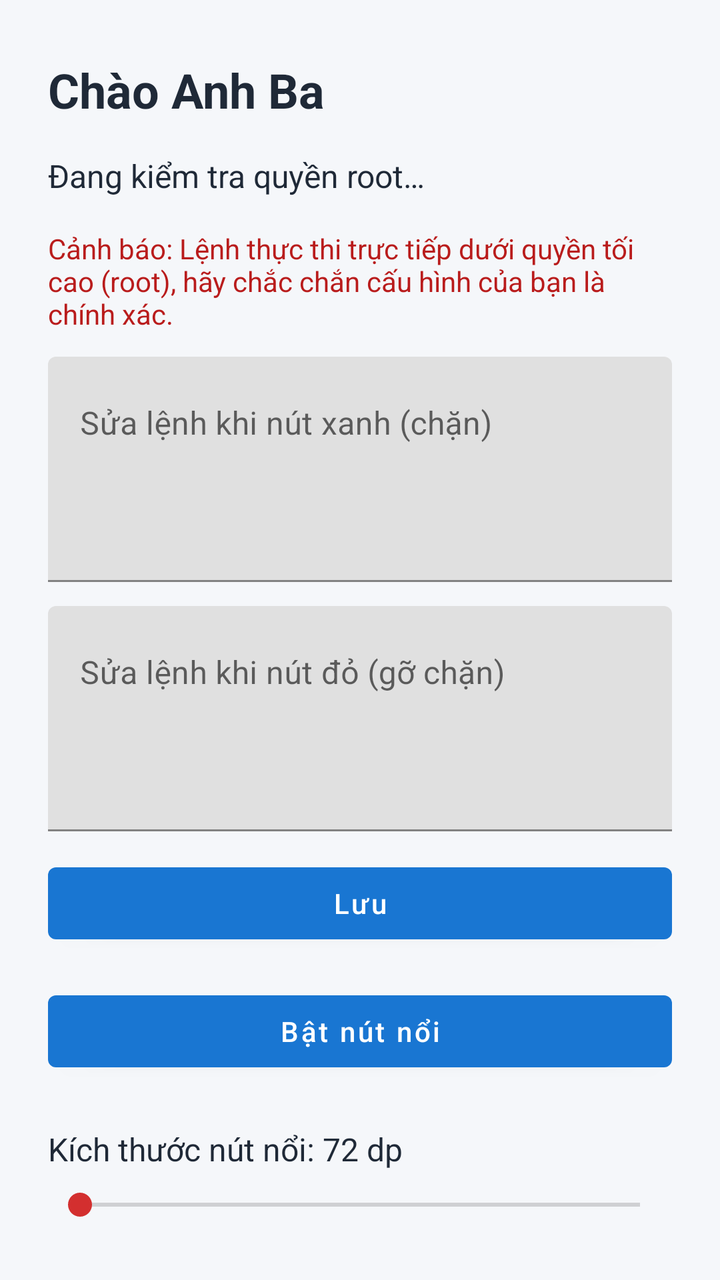
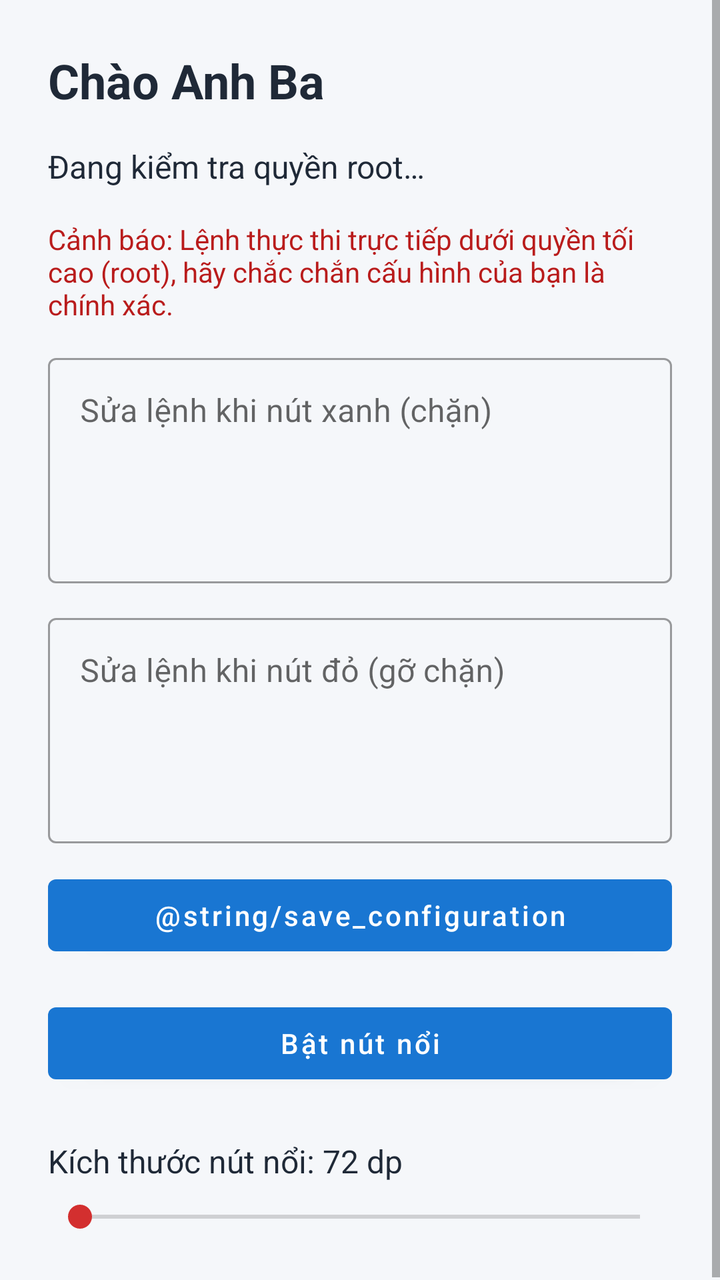

Before-and-after screenshots of an Android layout around one commit, followed by the original layout XML and the change that was made.
<!-- AndroidManifest.xml: application theme Theme.NutNoi -->
<!-- res/layout/activity_main.xml -->
<?xml version="1.0" encoding="utf-8"?>
<ScrollView xmlns:android="http://schemas.android.com/apk/res/android"
    xmlns:app="http://schemas.android.com/apk/res-auto"
    android:layout_width="match_parent"
    android:layout_height="match_parent"
    android:fillViewport="true"
    android:background="#F5F7FA">

    <LinearLayout
        android:layout_width="match_parent"
        android:layout_height="wrap_content"
        android:orientation="vertical"
        android:padding="24dp"
        android:gravity="center_vertical">

        <TextView
            android:layout_width="match_parent"
            android:layout_height="wrap_content"
            android:text="@string/greeting"
            android:textColor="#1F2937"
            android:textSize="24sp"
            android:textStyle="bold"
            android:layout_marginBottom="16dp" />

        <TextView
            android:id="@+id/rootStatus"
            android:layout_width="match_parent"
            android:layout_height="wrap_content"
            android:text="@string/root_status_checking"
            android:textColor="#1F2937"
            android:textSize="16sp"
            android:paddingBottom="16dp" />

        <TextView
            android:layout_width="match_parent"
            android:layout_height="wrap_content"
            android:text="@string/firewall_warning_short"
            android:textColor="#B91C1C"
            android:textSize="14sp"
            android:paddingBottom="12dp" />

        
        <com.google.android.material.textfield.TextInputLayout
            android:layout_width="match_parent"
            android:layout_height="wrap_content"
            android:hint="@string/edit_block_commands"
            android:layout_marginBottom="12dp"
            app:hintTextColor="#4B5563"
            style="@style/Widget.MaterialComponents.TextInputLayout.FilledBox">

            <com.google.android.material.textfield.TextInputEditText
                android:id="@+id/blockCommandsInput"
                android:layout_width="match_parent"
                android:layout_height="wrap_content"
                android:gravity="top|start"
                android:inputType="textMultiLine|textNoSuggestions"
                android:minLines="4"
                android:maxLines="8"
                android:scrollbars="vertical"
                android:textColor="#1F2937"
                android:textColorHint="#9CA3AF" />
        </com.google.android.material.textfield.TextInputLayout>

        
        <com.google.android.material.textfield.TextInputLayout
            android:layout_width="match_parent"
            android:layout_height="wrap_content"
            android:hint="@string/edit_unblock_commands"
            android:layout_marginBottom="12dp"
            app:hintTextColor="#4B5563"
            style="@style/Widget.MaterialComponents.TextInputLayout.FilledBox">

            <com.google.android.material.textfield.TextInputEditText
                android:id="@+id/unblockCommandsInput"
                android:layout_width="match_parent"
                android:layout_height="wrap_content"
                android:gravity="top|start"
                android:inputType="textMultiLine|textNoSuggestions"
                android:minLines="4"
                android:maxLines="8"
                android:scrollbars="vertical"
                android:textColor="#1F2937"
                android:textColorHint="#9CA3AF" />
        </com.google.android.material.textfield.TextInputLayout>

        <Button
            android:id="@+id/btnSaveCommands"
            android:layout_width="match_parent"
            android:layout_height="wrap_content"
            android:text="@string/save"
            android:textAllCaps="false"
            android:layout_marginBottom="16dp" />

        <Button
            android:id="@+id/btnToggleOverlay"
            android:layout_width="match_parent"
            android:layout_height="wrap_content"
            android:text="@string/enable_button"
            android:textAllCaps="false"
            android:layout_marginBottom="24dp" />

        <TextView
            android:id="@+id/overlaySizeLabel"
            android:layout_width="match_parent"
            android:layout_height="wrap_content"
            android:labelFor="@id/overlaySizeSeekBar"
            android:text="@string/overlay_size_value_default"
            android:textColor="#1F2937"
            android:textSize="16sp"
            android:paddingBottom="8dp" />

        <SeekBar
            android:id="@+id/overlaySizeSeekBar"
            android:layout_width="match_parent"
            android:layout_height="wrap_content"
            android:contentDescription="@string/overlay_size_label" />
    </LinearLayout>
</ScrollView>
<!-- resources referenced by this layout -->
<resources>
  <string name="edit_block_commands">Sửa lệnh khi nút xanh (chặn)</string>
  <string name="edit_unblock_commands">Sửa lệnh khi nút đỏ (gỡ chặn)</string>
  <string name="enable_button">Bật nút nổi</string>
  <string name="firewall_warning_short">Cảnh báo: Lệnh thực thi trực tiếp dưới quyền tối cao (root), hãy chắc chắn cấu hình của bạn là chính xác.</string>
  <string name="greeting">Chào Anh Ba</string>
  <string name="overlay_size_label">Kích thước nút nổi</string>
  <string name="overlay_size_value_default">Kích thước nút nổi: 72 dp</string>
  <string name="root_status_checking">Đang kiểm tra quyền root…</string>
  <string name="save">Lưu</string>
  <style name="Theme.NutNoi" parent="Theme.MaterialComponents.DayNight.NoActionBar">
          <item name="colorPrimary">#1976D2</item>
          <item name="colorPrimaryDark">#1565C0</item>
          <item name="colorAccent">#D32F2F</item>
          <item name="android:statusBarColor">@android:color/transparent</item>
          <item name="android:navigationBarColor">@android:color/transparent</item>
      </style>
</resources>

<!-- the commit's change to res/layout/activity_main.xml (unified diff, before → after) -->
@@ -1,6 +1,5 @@
 <?xml version="1.0" encoding="utf-8"?>
 <ScrollView xmlns:android="http://schemas.android.com/apk/res/android"
-    xmlns:app="http://schemas.android.com/apk/res-auto"
     android:layout_width="match_parent"
     android:layout_height="match_parent"
     android:fillViewport="true"
@@ -39,14 +38,12 @@
             android:textSize="14sp"
             android:paddingBottom="12dp" />
 
-        
         <com.google.android.material.textfield.TextInputLayout
             android:layout_width="match_parent"
             android:layout_height="wrap_content"
             android:hint="@string/edit_block_commands"
             android:layout_marginBottom="12dp"
-            app:hintTextColor="#4B5563"
-            style="@style/Widget.MaterialComponents.TextInputLayout.FilledBox">
+            style="@style/Widget.MaterialComponents.TextInputLayout.OutlinedBox">
 
             <com.google.android.material.textfield.TextInputEditText
                 android:id="@+id/blockCommandsInput"
@@ -56,19 +53,15 @@
                 android:inputType="textMultiLine|textNoSuggestions"
                 android:minLines="4"
                 android:maxLines="8"
-                android:scrollbars="vertical"
-                android:textColor="#1F2937"
-                android:textColorHint="#9CA3AF" />
+                android:scrollbars="vertical" />
         </com.google.android.material.textfield.TextInputLayout>
 
-        
         <com.google.android.material.textfield.TextInputLayout
             android:layout_width="match_parent"
             android:layout_height="wrap_content"
             android:hint="@string/edit_unblock_commands"
             android:layout_marginBottom="12dp"
-            app:hintTextColor="#4B5563"
-            style="@style/Widget.MaterialComponents.TextInputLayout.FilledBox">
+            style="@style/Widget.MaterialComponents.TextInputLayout.OutlinedBox">
 
             <com.google.android.material.textfield.TextInputEditText
                 android:id="@+id/unblockCommandsInput"
@@ -78,16 +71,14 @@
                 android:inputType="textMultiLine|textNoSuggestions"
                 android:minLines="4"
                 android:maxLines="8"
-                android:scrollbars="vertical"
-                android:textColor="#1F2937"
-                android:textColorHint="#9CA3AF" />
+                android:scrollbars="vertical" />
         </com.google.android.material.textfield.TextInputLayout>
 
         <Button
             android:id="@+id/btnSaveCommands"
             android:layout_width="match_parent"
             android:layout_height="wrap_content"
-            android:text="@string/save"
+            android:text="@string/save_configuration"
             android:textAllCaps="false"
             android:layout_marginBottom="16dp" />
 
<!-- resource entries referenced after the edit -->
@@ -8,7 +8,6 @@
   <string name="overlay_size_label">Kích thước nút nổi</string>
   <string name="overlay_size_value_default">Kích thước nút nổi: 72 dp</string>
   <string name="root_status_checking">Đang kiểm tra quyền root…</string>
-  <string name="save">Lưu</string>
   <style name="Theme.NutNoi" parent="Theme.MaterialComponents.DayNight.NoActionBar">
           <item name="colorPrimary">#1976D2</item>
           <item name="colorPrimaryDark">#1565C0</item>
